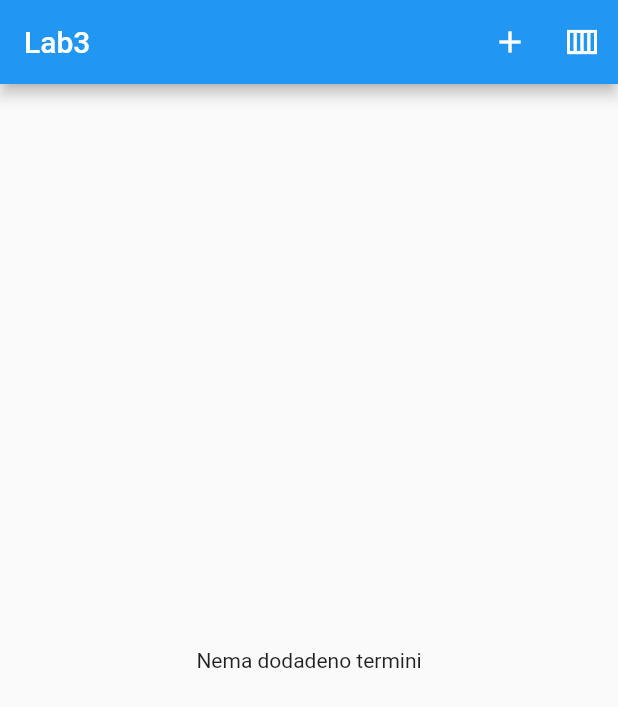
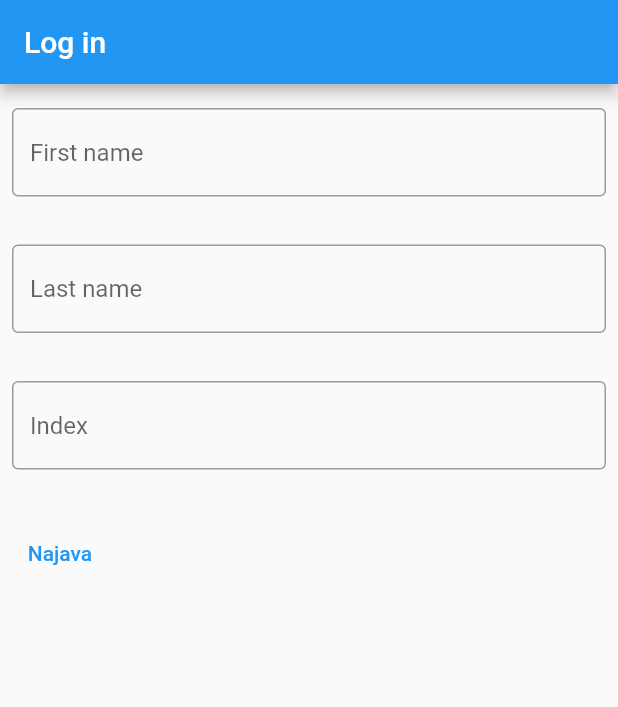
Before and after one commit to hristijan-stojanov/MIS, a Flutter app: the screen it shows after launch, on a phone screen of 412 x 824 dp. Shown: the top 707 px of the screen. Run offline on Flutter 3.47's test engine with Material 2 defaults, Android fonts, the phone set to English and light mode, and no system bars; our stand-ins replace table_calendar; missing offline and left inert: flutter_clean_calendar.

Commit message:
update login

```diff
--- a/lab4/lib/main.dart
+++ b/lab4/lib/main.dart
@@ -1,27 +1,8 @@
 import 'package:flutter/material.dart';
 import 'package:lab4/model/termin_polaganje.dart';
 import 'widgets/addForma.dart';
+import 'widgets/login.dart';
 import 'widgets/calendar.dart';
-
-
-
-void main() {
-  runApp(MyApp());
-}
-
-class MyApp extends StatelessWidget {
-  @override
-  Widget build(BuildContext context) {
-    return MaterialApp(
-      title: 'Hristijan Stojanov 191257',
-      theme: ThemeData(
-          primarySwatch: Colors.blue,
-          accentColor: Colors.red,
-          textTheme: ThemeData.light().textTheme.copyWith()),
-      home: App(),
-    );
-  }
-}
 
 class App extends StatefulWidget {
   @override
@@ -29,19 +10,14 @@ class App extends StatefulWidget {
 }
 
 class _PageState extends State<App> {
-  final List<Termin> _items = [];
+   final List<Termin> _items = [];
+
+  late final String najevenKorisnik;
+
+
   List<Termin> getList(){
     return _items;
   }
-
-
-
-
-
-
-
-
-
 
   void _addItem(BuildContext cont) {
     showModalBottomSheet(
@@ -64,6 +40,7 @@ class _PageState extends State<App> {
         });
   }
 
+
   void _addNew(Termin item) {
     setState(() {
       _items.add(item);
@@ -74,7 +51,7 @@ class _PageState extends State<App> {
   @override
   Widget build(BuildContext context) {
     return Scaffold(
-      appBar: AppBar(title: Text("Lab3"), actions: <Widget>[
+      appBar: AppBar(title: Text("Lab4"), actions: <Widget>[
         IconButton(
           icon: Icon(Icons.add),
           onPressed: () => _addItem(context),
@@ -83,6 +60,7 @@ class _PageState extends State<App> {
           icon: Icon(Icons.calendar_view_week_sharp),
           onPressed: () => _openCalendar(context),
         ),
+
       ]),
       body: Center(
         child: _items.isEmpty
@@ -113,3 +91,25 @@ class _PageState extends State<App> {
     );
   }
 }
+
+
+
+void main() => runApp(const MyApp());
+
+class MyApp extends StatelessWidget {
+  const MyApp({super.key});
+
+  @override
+  Widget build(BuildContext context) {
+    const appTitle = 'Log in';
+    return MaterialApp(
+      title: appTitle,
+      home: Scaffold(
+        appBar: AppBar(
+          title: const Text(appTitle),
+        ),
+        body:  Loginform(),
+      ),
+    );
+  }
+}
--- /dev/null
+++ b/lab4/lib/model/korisnik.dart
@@ -0,0 +1,7 @@
+import 'package:flutter/material.dart';
+import 'package:lab4/model/termin_polaganje.dart';
+class Korisnik{
+   final String ime;
+   final List<Termin> terminiPolaganje;
+   Korisnik(this.ime, this.terminiPolaganje);
+}
--- /dev/null
+++ b/lab4/lib/widgets/login.dart
@@ -0,0 +1,81 @@
+
+import 'package:flutter/material.dart';
+import '/model/termin_polaganje.dart';
+import 'dart:math';
+import '../main.dart';
+
+class Loginform extends StatefulWidget {
+  @override
+  _LoginFormState createState() => _LoginFormState();
+}
+
+class _LoginFormState extends State<Loginform> {
+  final TextEditingController firstName = TextEditingController();
+  final TextEditingController lastName = TextEditingController();
+  final TextEditingController index = TextEditingController();
+
+  @override
+  void dispose() {
+    firstName.dispose();
+    lastName.dispose();
+    index.dispose();
+    super.dispose();
+  }
+
+  @override
+  Widget build(BuildContext context) {
+    return Column(
+      crossAxisAlignment: CrossAxisAlignment.start,
+      children: <Widget>[
+        Padding(
+          padding: const EdgeInsets.symmetric(horizontal: 8, vertical: 16),
+          child: TextField(
+            controller: firstName,
+            decoration: InputDecoration(
+              border: OutlineInputBorder(),
+              hintText: 'First name',
+            ),
+          ),
+        ),
+        Padding(
+          padding: const EdgeInsets.symmetric(horizontal: 8, vertical: 16),
+          child: TextField(
+            controller: lastName,
+            decoration: InputDecoration(
+              border: OutlineInputBorder(),
+              hintText: 'Last name',
+            ),
+          ),
+        ),
+        Padding(
+          padding: const EdgeInsets.symmetric(horizontal: 8, vertical: 16),
+          child: TextField(
+            controller: index,
+            decoration: InputDecoration(
+              border: OutlineInputBorder(),
+              hintText: 'Index',
+            ),
+          ),
+        ),
+        Padding(
+          padding: const EdgeInsets.symmetric(horizontal: 8, vertical: 16),
+          child: TextButton(
+            onPressed: () {
+              setState(() {
+                String fName = firstName.text;
+                String lName = lastName.text;
+                String idx = index.text;
+                print('$fName $lName $idx');
+                Navigator.push(context, MaterialPageRoute(builder: (context) {
+                  return App();
+                }));
+
+              });
+            },
+            child: const Text('Najava'),
+          ),
+        )
+      ],
+    );
+  }
+}
--- a/lab4/pubspec.yaml
+++ b/lab4/pubspec.yaml
@@ -33,6 +33,7 @@ dependencies:
     sdk: flutter
   table_calendar: ^3.0.1
   flutter_clean_calendar: ^1.0.0
+
 
   # The following adds the Cupertino Icons font to your application.
   # Use with the CupertinoIcons class for iOS style icons.
```
